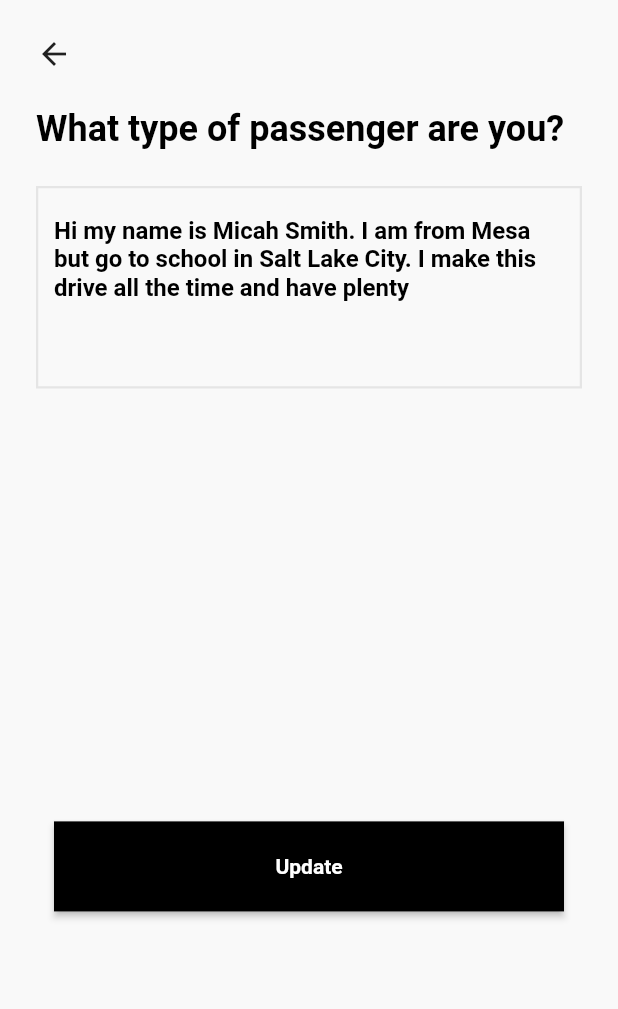
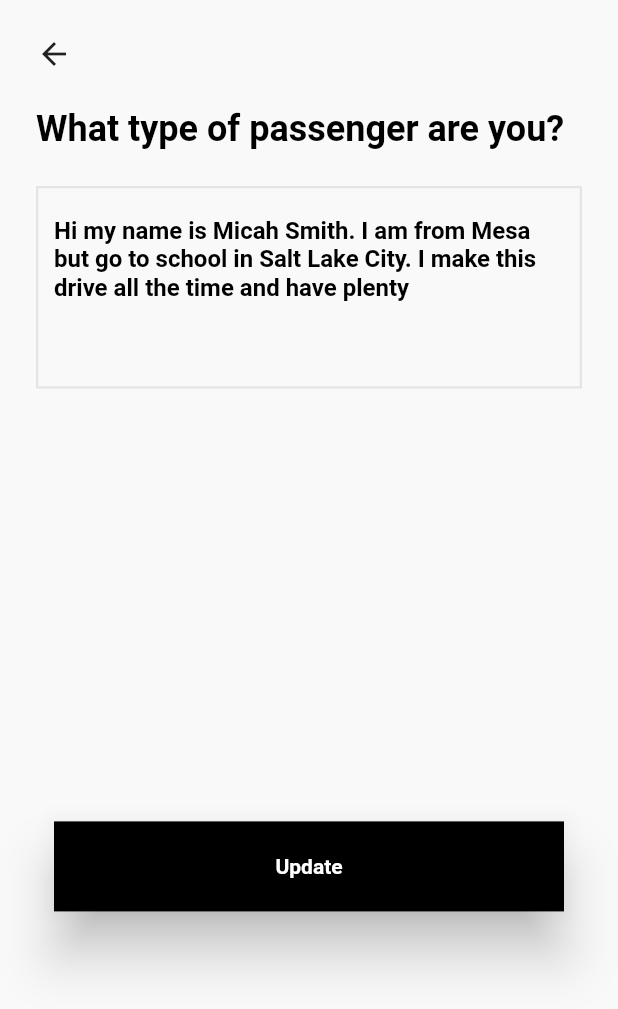
Before and after one commit to luggy-wuggy/approachable_geek_challenge, a Flutter app: the EditBioView screen opened by its route, on a phone screen of 412 x 824 dp. Shown: the top 1009 px of the screen. Run offline on Flutter 3.47's test engine with Material 2 defaults, Android fonts, the phone set to English and light mode, and no system bars; our stand-ins replace flutter_riverpod, go_router, mask_text_input_formatter, riverpod; generated files the repository leaves out were written again.

Commit message:
nit: shadow long button

```diff
--- a/lib/src/ui/widgets/long_button.dart
+++ b/lib/src/ui/widgets/long_button.dart
@@ -19,6 +19,7 @@ class GeeksLongButton extends StatelessWidget {
         shape: RoundedRectangleBorder(borderRadius: BorderRadius.circular(0)),
         backgroundColor: Colors.black,
         fixedSize: const Size(340, 60),
+        elevation: 15,
       ),
       child: Text(
         context.loc.update,
```
